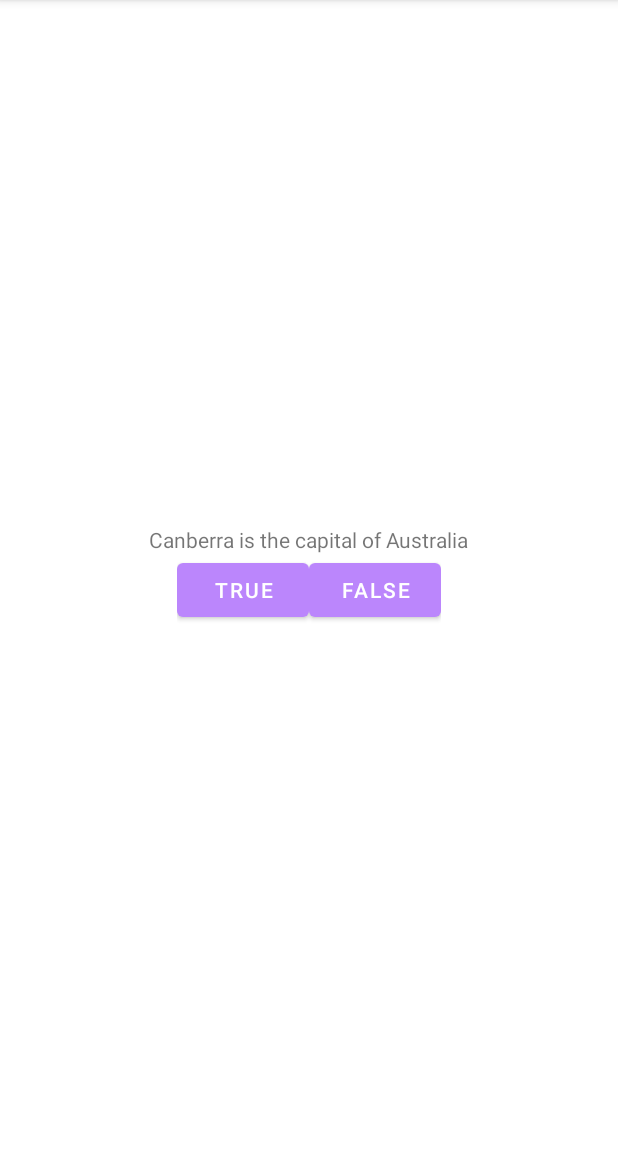
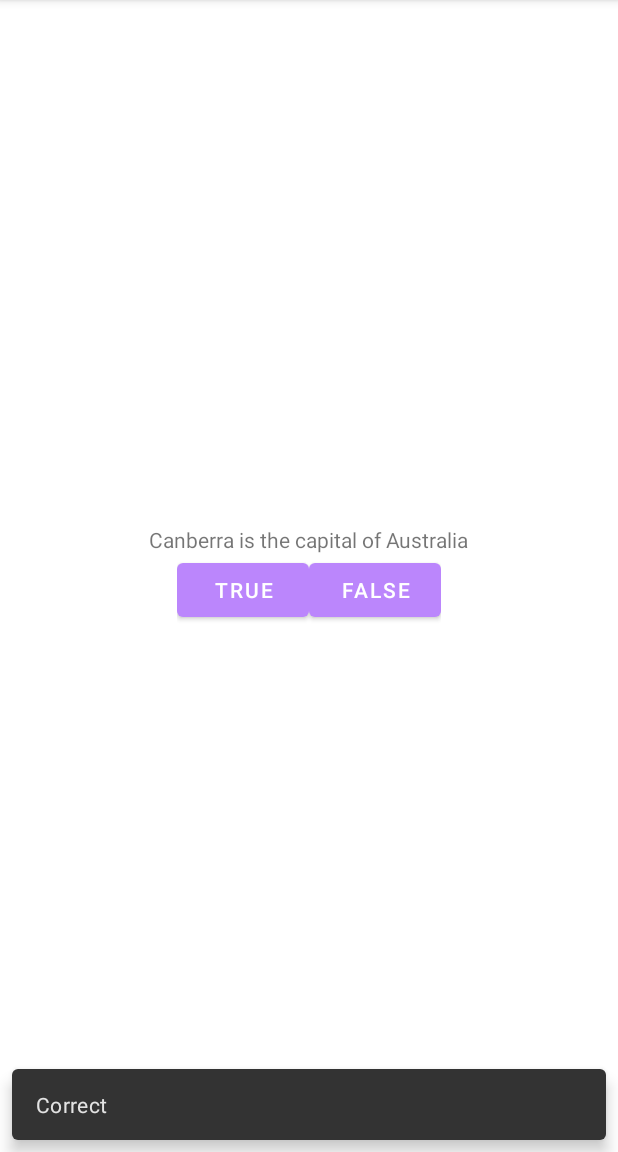
Before and after one commit to aPalermooo/ChapterOne, an Android app: the screen it shows after launch (MainActivity), after a tap on "TRUE", on a phone screen of 412 x 824 dp, the part 84-1236 px from its top. Run offline under Robolectric (Android 15) with nearby library versions, the phone set to English and light mode, and no system bars.

Commit message:
Final Commit

```diff
--- a/app/src/main/java/com/example/myapplication/MainActivity.kt
+++ b/app/src/main/java/com/example/myapplication/MainActivity.kt
@@ -5,8 +5,11 @@ import android.widget.Button
 import android.widget.Toast
 import androidx.activity.enableEdgeToEdge
 import androidx.appcompat.app.AppCompatActivity
+import androidx.coordinatorlayout.widget.CoordinatorLayout
 import androidx.core.view.ViewCompat
 import androidx.core.view.WindowInsetsCompat
+import com.google.android.material.snackbar.BaseTransientBottomBar
+import com.google.android.material.snackbar.Snackbar
 
 class MainActivity : AppCompatActivity() {
 
@@ -24,25 +27,29 @@ class MainActivity : AppCompatActivity() {
 
         trueButton = findViewById(R.id.true_button)
         falseButton = findViewById(R.id.false_button)
+        ////https://developer.android.com/develop/ui/views/notifications/snackbar/action
 
-        //https://developer.android.com/develop/ui/views/notifications/snackbar/action
+        val coordinatorLayout : CoordinatorLayout = findViewById(R.id.main)
+        //https://developer.android.com/reference/androidx/coordinatorlayout/widget/CoordinatorLayout
 
         trueButton.setOnClickListener {
-            Toast.makeText(
-                this,
-                R.string.correct,
-                Toast.LENGTH_LONG
-            )
-                .show()
+            Snackbar.make(
+                coordinatorLayout,
+                "Correct",
+                BaseTransientBottomBar.LENGTH_SHORT
+            ).show()
+
+            //https://developer.android.com/reference/com/google/android/material/snackbar/Snackbar
 
         }
         falseButton.setOnClickListener {
-            Toast.makeText(
-                this,
-                R.string.incorrect,
-                Toast.LENGTH_LONG
-            )
-                .show()
+            Snackbar.make(
+                coordinatorLayout,
+                "Incorrect",
+                BaseTransientBottomBar.LENGTH_SHORT
+            ).show()
+
+            //https://developer.android.com/reference/com/google/android/material/snackbar/Snackbar
 
         }
 
--- a/app/src/main/res/layout/activity_main.xml
+++ b/app/src/main/res/layout/activity_main.xml
@@ -1,22 +1,31 @@
 <?xml version="1.0" encoding="utf-8"?>
-<LinearLayout xmlns:android="http://schemas.android.com/apk/res/android"
+<androidx.coordinatorlayout.widget.CoordinatorLayout xmlns:android="http://schemas.android.com/apk/res/android"
     xmlns:app="http://schemas.android.com/apk/res-auto"
     xmlns:tools="http://schemas.android.com/tools"
     android:id="@+id/main"
     android:layout_width="match_parent"
     android:layout_height="match_parent"
+    android:layout_gravity="center"
+    android:orientation="vertical"
+    tools:context=".MainActivity">
+
+    <LinearLayout
+        android:layout_width="match_parent"
+        android:layout_height="match_parent"
         android:gravity="center"
         android:orientation="vertical"
-    tools:context=".MainActivity">
+        app:layout_anchorGravity="center">
 
         <TextView
             android:layout_width="wrap_content"
             android:layout_height="wrap_content"
+            android:layout_gravity="center"
             android:text="@string/questionText" />
 
         <LinearLayout
             android:layout_width="wrap_content"
             android:layout_height="wrap_content"
+            android:gravity="center_horizontal"
             android:orientation="horizontal">
 
             <Button
@@ -33,6 +42,7 @@
 
 
         </LinearLayout>
+    </LinearLayout>
 
 
-</LinearLayout>
+</androidx.coordinatorlayout.widget.CoordinatorLayout>
```
Lines whose indentation alone changed are shown as unchanged.
